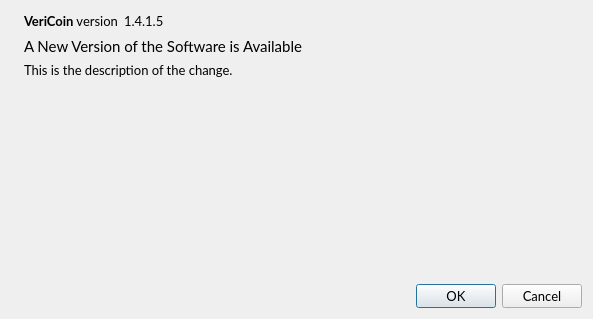
VeriConomy/vericoin, file src/qt/forms/updatedialog.ui: the form before one commit.
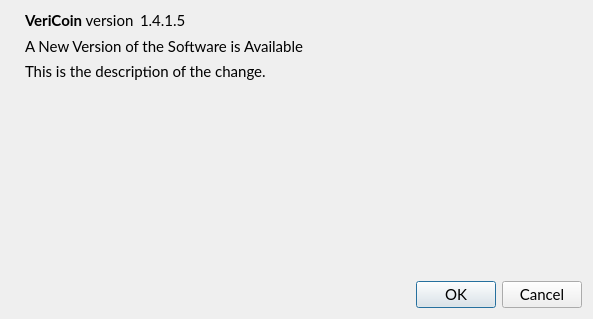
The form after the commit. Icons and pictures are not drawn.

The edit to the form file:
```diff
--- a/src/qt/forms/updatedialog.ui
+++ b/src/qt/forms/updatedialog.ui
@@ -13,7 +13,7 @@
   <property name="font">
    <font>
     <family>Lato</family>
-    <pointsize>10</pointsize>
+    <pointsize>11</pointsize>
    </font>
   </property>
   <property name="windowTitle">
```
